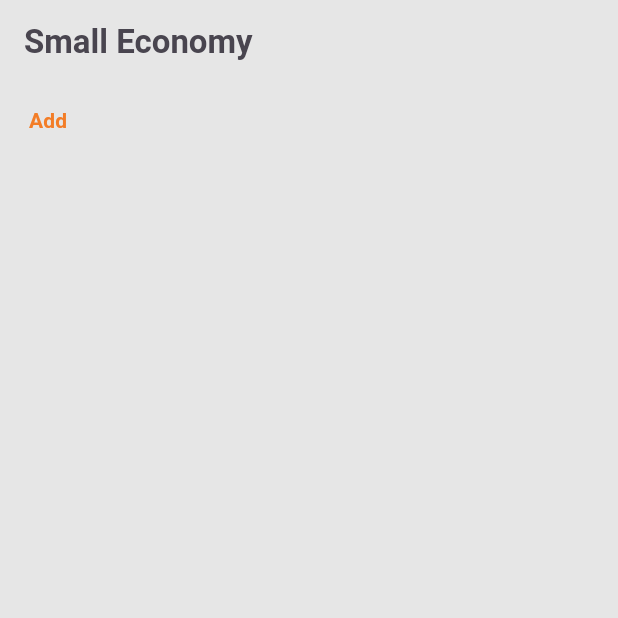
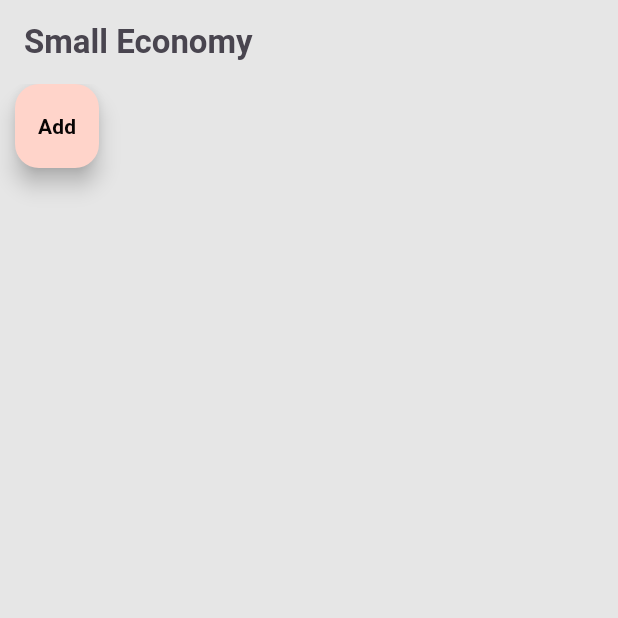
Before and after one commit to FilloPrinci/SmallEconomy, a Flutter app: the screen it shows after launch, on a phone screen of 412 x 824 dp, the top half of it. Run offline on Flutter 3.47's test engine with Material 3 defaults, Android fonts, the phone set to English and light mode, and no system bars; our stand-ins replace shared_preferences.

Commit message:
feat: showing economy configs titles

```diff
--- a/Source/small_economy/lib/ui/add_economy_configuration/add_economy_configuration_controller.dart
+++ b/Source/small_economy/lib/ui/add_economy_configuration/add_economy_configuration_controller.dart
@@ -120,6 +120,8 @@ class AddEconomyConfigurationController {
           AppData.economyConfigurations ?? [];
       currentConfigurations.add(newConfiguration!);
 
+      AppData.economyConfigurations = currentConfigurations;
+
       List<Map<String, dynamic>> configurationsJsons =
           List<Map<String, dynamic>>.empty(growable: true);
 
--- a/Source/small_economy/lib/ui/home/home.dart
+++ b/Source/small_economy/lib/ui/home/home.dart
@@ -3,6 +3,7 @@ import 'package:small_economy/data/app_data.dart';
 import 'package:small_economy/data/entities/economy_configuration.dart';
 import 'package:small_economy/data/routes.dart';
 import 'package:small_economy/ui/widgets/base/base.dart';
+import 'package:small_economy/ui/widgets/configuration_card.dart';
 
 class Home extends StatefulWidget {
   const Home({super.key});
@@ -12,34 +13,52 @@ class Home extends StatefulWidget {
 }
 
 class _Home extends State<Home> {
+  List<Widget> getPageWidgets(BuildContext context) {
+    List<Widget> widgets = List<Widget>.empty(growable: true);
+    widgets.addAll(getEconomyConfigs());
+    widgets.add(FloatingActionButton(
+        onPressed: () {
+          Navigator.pushNamed(context, Routes.addEconomyConfiguration)
+              .then((_) {
+            setState(() {});
+          });
+        },
+        child: Text('Add')));
+
+    return widgets;
+  }
+
   @override
   Widget build(BuildContext context) {
+    print('Home build()');
     return BasePage(
-        title: AppData.appTitle,
-        body: Column(
-          children: getPageWidgets(context),
-        ));
+      title: AppData.appTitle,
+      body: Padding(
+          padding: EdgeInsets.symmetric(vertical: 0, horizontal: 10),
+          child: Column(
+            mainAxisSize: MainAxisSize.max,
+            mainAxisAlignment: MainAxisAlignment.start,
+            crossAxisAlignment: CrossAxisAlignment.center,
+            children: getPageWidgets(context),
+          )),
+    );
   }
-}
-
-List<Widget> getPageWidgets(BuildContext context) {
-  List<Widget> widgets = List<Widget>.empty(growable: true);
-  widgets.addAll(getEconomyConfigs());
-  widgets.add(TextButton(
-      onPressed: () {
-        Navigator.pushNamed(context, Routes.addEconomyConfiguration);
-      },
-      child: Text('Add')));
-
-  return widgets;
 }
 
 List<Widget> getEconomyConfigs() {
   List<Widget> widgets = List<Widget>.empty(growable: true);
-  if (AppData.economyConfigurations != null && AppData.economyConfigurations!.isNotEmpty) {
-    List<EconomyConfiguration> economyConfigurations = AppData.economyConfigurations!;
+
+  Widget verticalSpacer = SizedBox(
+    height: 10,
+  );
+
+  if (AppData.economyConfigurations != null &&
+      AppData.economyConfigurations!.isNotEmpty) {
+    List<EconomyConfiguration> economyConfigurations =
+        AppData.economyConfigurations!;
     for (int i = 0; i < economyConfigurations.length; i++) {
-      widgets.add(Text('Test'));
+      widgets.add(ConfigurationCard(economyConfigurations[i]));
+      widgets.add(verticalSpacer);
     }
   }
 
```
Also changed, not shown: Source/small_economy/lib/ui/configuration_detail.dart (added, +17 -0 lines), Source/small_economy/lib/ui/widgets/configuration_card.dart (added, +17 -0 lines).
